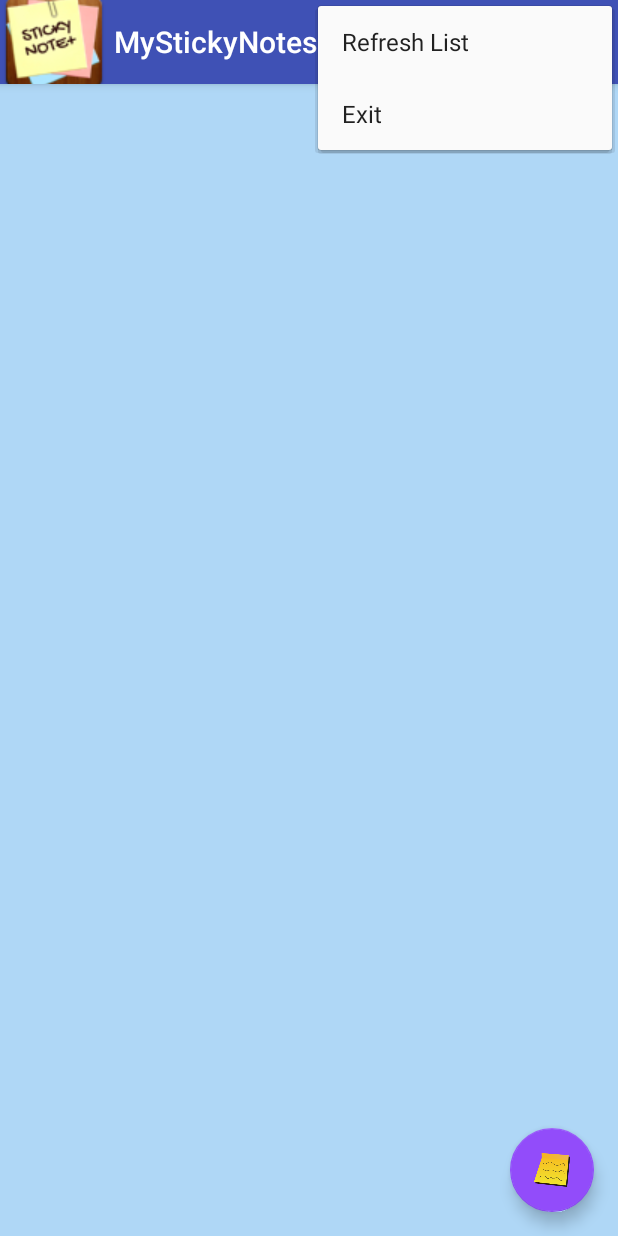
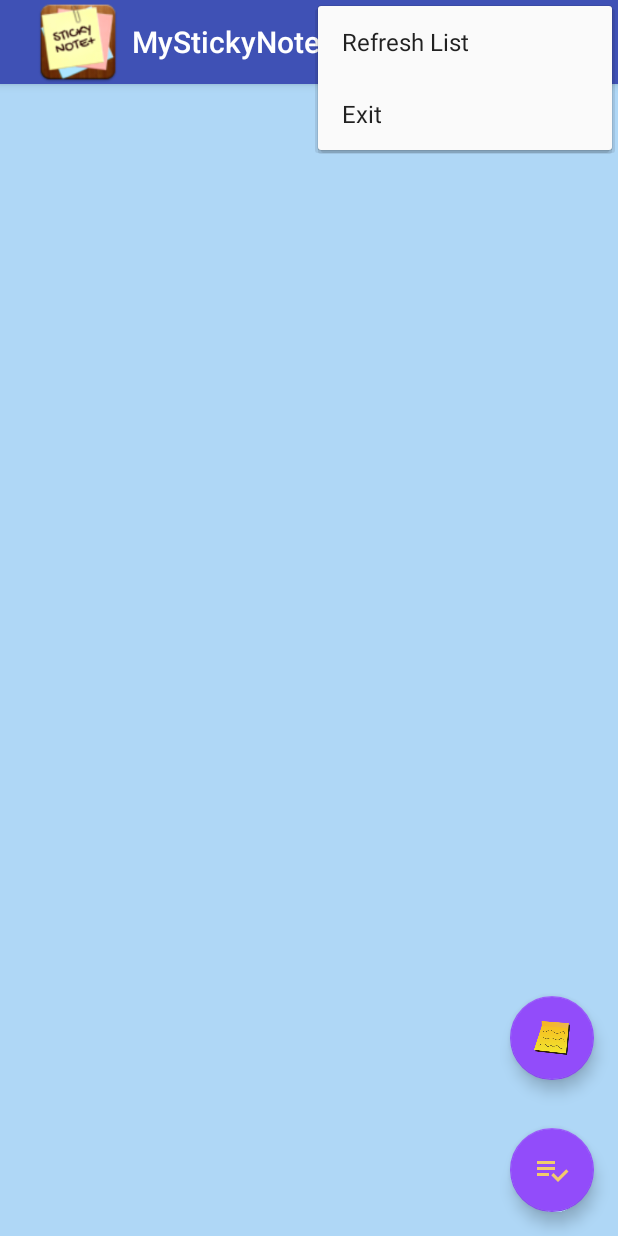
Before and after one commit to pRaMoDKonda/MyApplications, an Android app: the screen it shows after launch (StickyHome), with the options menu open, on a phone screen of 412 x 824 dp. Run offline under Robolectric (Android 15) with nearby library versions, the phone set to English and light mode, and no system bars; libraries missing offline, so code that uses them is left out: io.realm; 4 statements that could not run were skipped.

Commit message:
CheckBox task 50% done

```diff
--- a/app/src/main/AndroidManifest.xml
+++ b/app/src/main/AndroidManifest.xml
@@ -15,15 +15,18 @@
             android:theme="@style/AppTheme.NoActionBar">
             <intent-filter>
                 <action android:name="android.intent.action.MAIN" />
+
                 <category android:name="android.intent.category.LAUNCHER" />
             </intent-filter>
         </activity>
-        <activity android:name=".activity.NewStickyNoteActivity"
+        <activity
+            android:name=".activity.NewStickyNoteActivity"
             android:icon="@drawable/sticky_note">
             <meta-data
                 android:name="android.support.PARENT_ACTIVITY"
                 android:value="pramod.com.mystickynotes.activity.StickyHome" />
         </activity>
+        <activity android:name=".activity.NewListStickNoteActivity"></activity>
     </application>
 
 </manifest>
--- a/app/src/main/java/pramod/com/mystickynotes/activity/StickyHome.java
+++ b/app/src/main/java/pramod/com/mystickynotes/activity/StickyHome.java
@@ -3,7 +3,6 @@ package pramod.com.mystickynotes.activity;
 import android.app.SearchManager;
 import android.content.Context;
 import android.content.Intent;
-import android.graphics.Color;
 import android.os.Bundle;
 import android.support.design.widget.FloatingActionButton;
 import android.support.v7.app.AppCompatActivity;
@@ -16,7 +15,6 @@ import android.view.Menu;
 import android.view.MenuInflater;
 import android.view.MenuItem;
 import android.view.View;
-
 import android.widget.Filter;
 import android.widget.Filterable;
 import android.widget.Toast;
@@ -26,7 +24,6 @@ import java.util.Arrays;
 import java.util.List;
 
 import io.realm.RealmResults;
-import io.realm.internal.modules.FilterableMediator;
 import pramod.com.mystickynotes.R;
 import pramod.com.mystickynotes.adapter.RVAdapter;
 import pramod.com.mystickynotes.model.StickyNote;
@@ -45,15 +42,25 @@ public class StickyHome extends AppCompatActivity implements Filterable {
         Toolbar toolbar = (Toolbar) findViewById(R.id.toolbar);
         setSupportActionBar(toolbar);
 
-//        getSupportActionBar().setLogo(R.drawable.ic_launcher);
+        getSupportActionBar().setLogo(R.drawable.ic_launcher);
 
-        toolbar.setNavigationIcon(R.drawable.ic_launcher);
+//        toolbar.setNavigationIcon(R.drawable.ic_launcher);
 
         FloatingActionButton fab = (FloatingActionButton) findViewById(R.id.fab);
         fab.setOnClickListener(new View.OnClickListener() {
             @Override
             public void onClick(View view) {
                 Intent i = new Intent(getApplicationContext(), NewStickyNoteActivity.class);
+                startActivity(i);
+//                finish();
+            }
+        });
+
+        FloatingActionButton fabList = (FloatingActionButton) findViewById(R.id.fab_list);
+        fabList.setOnClickListener(new View.OnClickListener() {
+            @Override
+            public void onClick(View view) {
+                Intent i = new Intent(getApplicationContext(), NewListStickNoteActivity.class);
                 startActivity(i);
 //                finish();
             }
--- /dev/null
+++ b/app/src/main/res/drawable/ic_playlist_add_check_black_24dp.xml
@@ -0,0 +1,9 @@
+<vector xmlns:android="http://schemas.android.com/apk/res/android"
+        android:width="24dp"
+        android:height="24dp"
+        android:viewportWidth="24.0"
+        android:viewportHeight="24.0">
+    <path
+        android:fillColor="#f1cb6c"
+        android:pathData="M14,10L2,10v2h12v-2zM14,6L2,6v2h12L14,6zM2,16h8v-2L2,14v2zM21.5,11.5L23,13l-6.99,7 -4.51,-4.5L13,14l3.01,3 5.49,-5.5z"/>
+</vector>
--- a/app/src/main/res/layout/activity_sicky_home.xml
+++ b/app/src/main/res/layout/activity_sicky_home.xml
@@ -38,11 +38,21 @@
         android:id="@+id/fab"
         android:layout_width="wrap_content"
         android:layout_height="wrap_content"
+        android:layout_above="@+id/fab_list"
+        android:layout_margin="@dimen/fab_margin"
+        android:layout_alignParentRight="true"
+        app:backgroundTint="#924cfa"
+        app:srcCompat="@drawable/sticky_note_icon" />
+
+    <android.support.design.widget.FloatingActionButton
+        android:id="@+id/fab_list"
+        android:layout_width="wrap_content"
+        android:layout_height="wrap_content"
         android:layout_gravity="bottom|end"
         android:layout_alignParentRight="true"
         android:layout_alignParentBottom="true"
         android:layout_margin="@dimen/fab_margin"
         app:backgroundTint="#924cfa"
-        app:srcCompat="@drawable/sticky_note_icon" />
+        app:srcCompat="@drawable/ic_playlist_add_check_black_24dp" />
 
 </RelativeLayout>
--- a/app/src/main/res/layout/sticky_note_row.xml
+++ b/app/src/main/res/layout/sticky_note_row.xml
@@ -53,7 +53,7 @@
                 android:layout_marginLeft="15dp"
                 android:layout_marginTop="10dp" />
 
-            <TextView
+            <CheckBox
                 android:layout_width="wrap_content"
                 android:layout_height="wrap_content"
                 android:id="@+id/txt_content"
```
Also changed, not shown: app/build.gradle (+7 -0 lines), app/src/main/java/pramod/com/mystickynotes/activity/NewListStickNoteActivity.java (added, +95 -0 lines), app/src/main/java/pramod/com/mystickynotes/adapter/RVAdapter.java (+5 -3 lines), app/src/main/res/layout/activity_new_list_stick_note.xml (added, +98 -0 lines).
